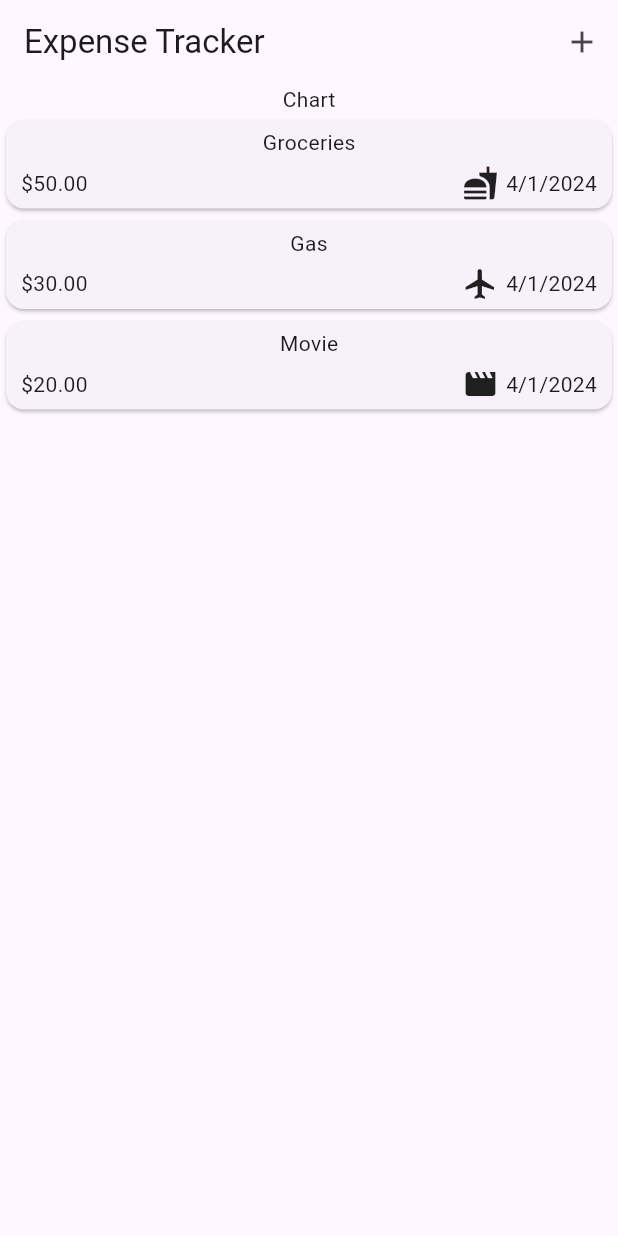
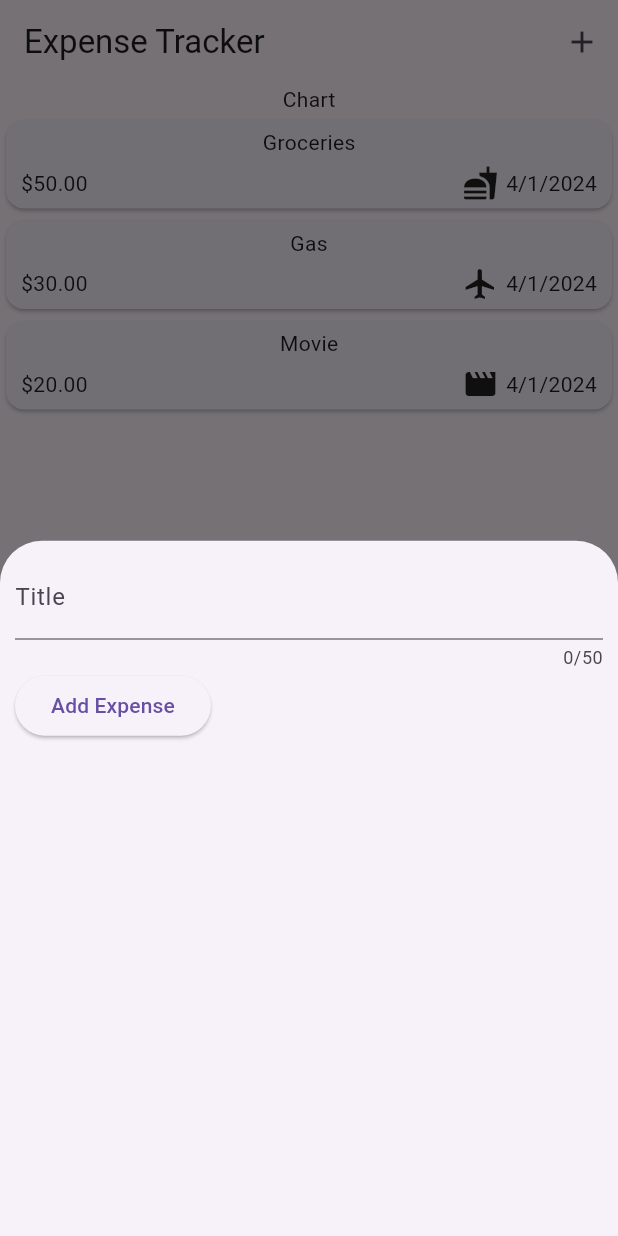
Before and after one commit to ahmedsilinii/expense_tracker_app, a Flutter app: the screen it shows after launch, after a tap on the "add" icon, on a phone screen of 412 x 824 dp. Run offline on Flutter 3.47's test engine with Material 3 defaults, Android fonts, the phone set to English and light mode, and no system bars.

Commit message:
added a showModalBottomSheet and a NewExpense widget for its builder

```diff
--- a/lib/widgets/expenses.dart
+++ b/lib/widgets/expenses.dart
@@ -1,5 +1,6 @@
 import 'package:expense_tracker_app/widgets/expenses_list/expenses_list.dart';
 import 'package:expense_tracker_app/models/expense.dart';
+import 'package:expense_tracker_app/widgets/nex_expense.dart';
 import 'package:flutter/material.dart';
 
 class Expenses extends StatefulWidget {
@@ -31,6 +32,15 @@ class _ExpensesState extends State<Expenses> {
     ),
   ];
 
+  void _openAddExpenseOverLay() {
+    showModalBottomSheet(
+      context: context,
+      builder: (ctx) {
+        return const NewExpense();
+      },
+    );
+  }
+
   @override
   Widget build(BuildContext context) {
     return Scaffold(
@@ -39,7 +49,7 @@ class _ExpensesState extends State<Expenses> {
         actions: [
           IconButton(
             icon: const Icon(Icons.add),
-            onPressed: () {},
+            onPressed: _openAddExpenseOverLay,
           )
         ],
       ),
--- /dev/null
+++ b/lib/widgets/nex_expense.dart
@@ -0,0 +1,44 @@
+import 'package:flutter/material.dart';
+
+class NewExpense extends StatefulWidget {
+  const NewExpense({super.key});
+
+  @override
+  State<NewExpense> createState() {
+    return _NewExpenseState();
+  }
+}
+
+class _NewExpenseState extends State<NewExpense> {
+  var _enteredTitle = '';
+
+  void _saveTitleInput(String inputValue) {
+    _enteredTitle = inputValue;
+  }
+
+  @override
+  Widget build(BuildContext context) {
+    return Padding(
+      padding: const EdgeInsets.all(10),
+      child: Column(
+        children: [
+          TextField(
+            onChanged: _saveTitleInput,
+            maxLength: 50,
+            decoration: InputDecoration(labelText: 'Title'),
+          ),
+          Row(
+            children: [
+              ElevatedButton(
+                onPressed: () {
+                  print(_enteredTitle);
+                },
+                child: const Text('Add Expense'),
+              ),
+            ],
+          )
+        ],
+      ),
+    );
+  }
+}
```
